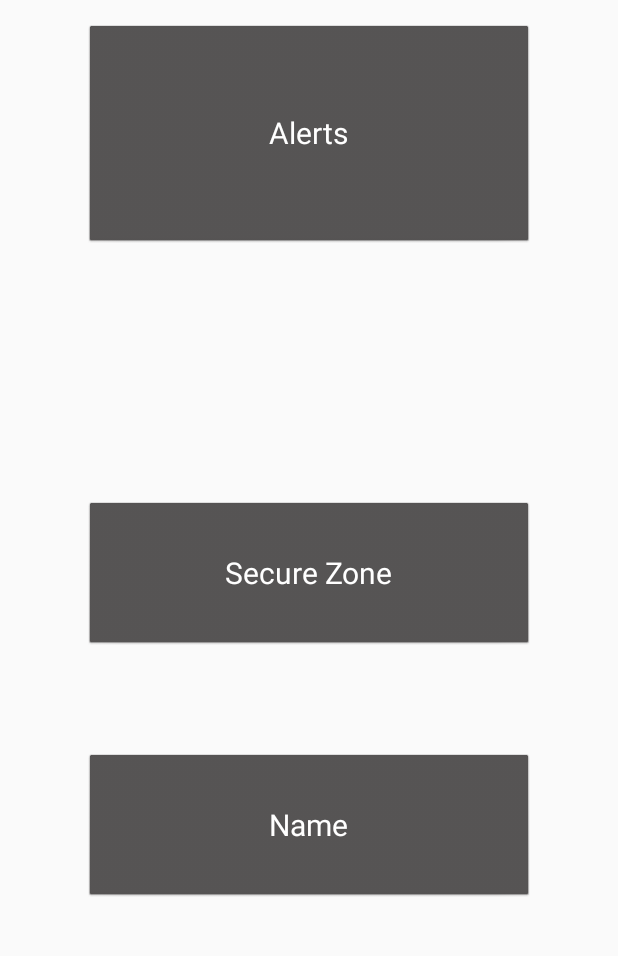
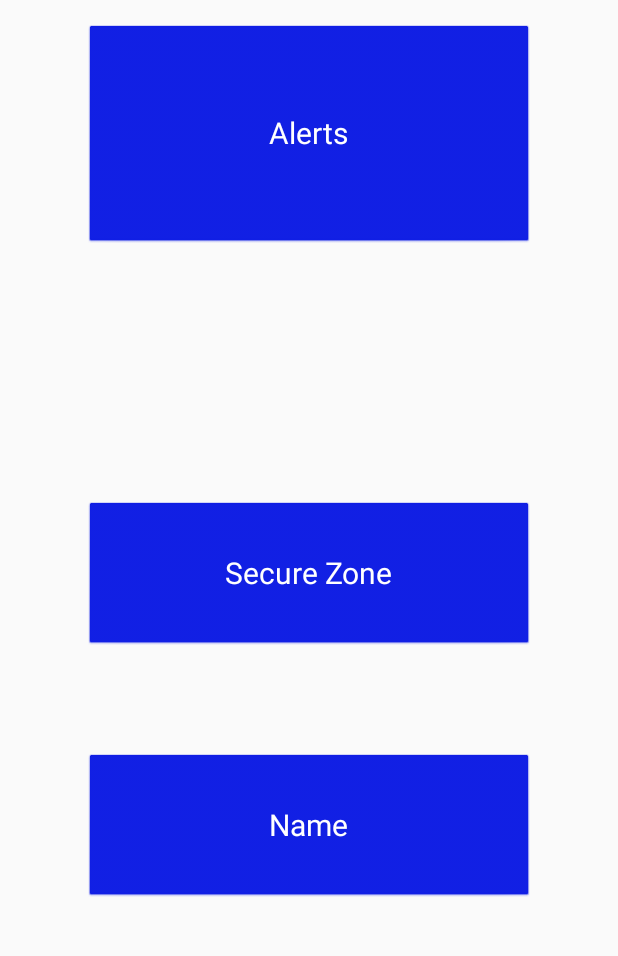
Before and after one commit to Health-Helpers/Elder-Health-Helper, an Android app: the fragment PatientSettingsFragment placed in its activity, on a phone screen of 412 x 824 dp, the part 84-1040 px from its top. Run offline under Robolectric (Android 15) with nearby library versions, the light colour scheme and no system bars.

Commit message:
Changed Styles

```diff
--- a/app/src/main/res/layout/header.xml
+++ b/app/src/main/res/layout/header.xml
@@ -16,7 +16,7 @@
         android:layout_centerVertical="true"
         android:layout_marginLeft="24dp"
         android:layout_marginStart="24dp"
-        android:src="@drawable/profile" />
+        android:src="@mipmap/ic_launcher" />
 
     <TextView
         android:id="@+id/username"
--- a/app/src/main/res/layout/profile_fragment.xml
+++ b/app/src/main/res/layout/profile_fragment.xml
@@ -29,7 +29,7 @@
             android:paddingLeft="10dp"
             android:paddingRight="10dp"
             android:singleLine="true"
-            android:text="John Smith Test"
+            android:text="Pedro Perez"
             android:textSize="18sp"
             android:textStyle="bold" />
 
@@ -43,7 +43,7 @@
             android:paddingLeft="10dp"
             android:paddingRight="10dp"
             android:singleLine="true"
-            android:text="Johnsmith@mail.com"
+            android:text="test@gmail.com"
             android:textColor="#FF707070" />
 
         <TextView
@@ -68,6 +68,6 @@
         android:layout_above="@+id/informations_container"
         android:layout_centerHorizontal="true"
         android:layout_marginBottom="-16dp"
-        android:src="@drawable/profile" />
+        android:src="@mipmap/ic_launcher" />
 
 </RelativeLayout>
--- a/app/src/main/res/layout/responsible_patient_settings_fragment.xml
+++ b/app/src/main/res/layout/responsible_patient_settings_fragment.xml
@@ -14,7 +14,7 @@
         android:id="@+id/patientAlertsBtn"
         android:layout_gravity="center_horizontal"
         android:textColor="#ffffff"
-        android:theme="@style/settingsButton"
+        android:theme="@style/pairButton"
         android:layout_alignParentTop="true"
         android:layout_centerHorizontal="true" />
 
@@ -25,7 +25,7 @@
         android:id="@+id/secureZoneBtn"
         android:layout_gravity="center_horizontal"
         android:textColor="#ffffff"
-        android:theme="@style/settingsButton"
+        android:theme="@style/pairButton"
         android:layout_centerVertical="true"
         android:layout_alignRight="@+id/patientAlertsBtn"
         android:layout_alignEnd="@+id/patientAlertsBtn"
@@ -39,7 +39,7 @@
         android:id="@+id/patientSettingsNameBtn"
         android:layout_gravity="center_horizontal"
         android:textColor="#ffffff"
-        android:theme="@style/settingsButton"
+        android:theme="@style/pairButton"
         android:layout_below="@+id/secureZoneBtn"
         android:layout_alignLeft="@+id/secureZoneBtn"
         android:layout_alignStart="@+id/secureZoneBtn"
```
